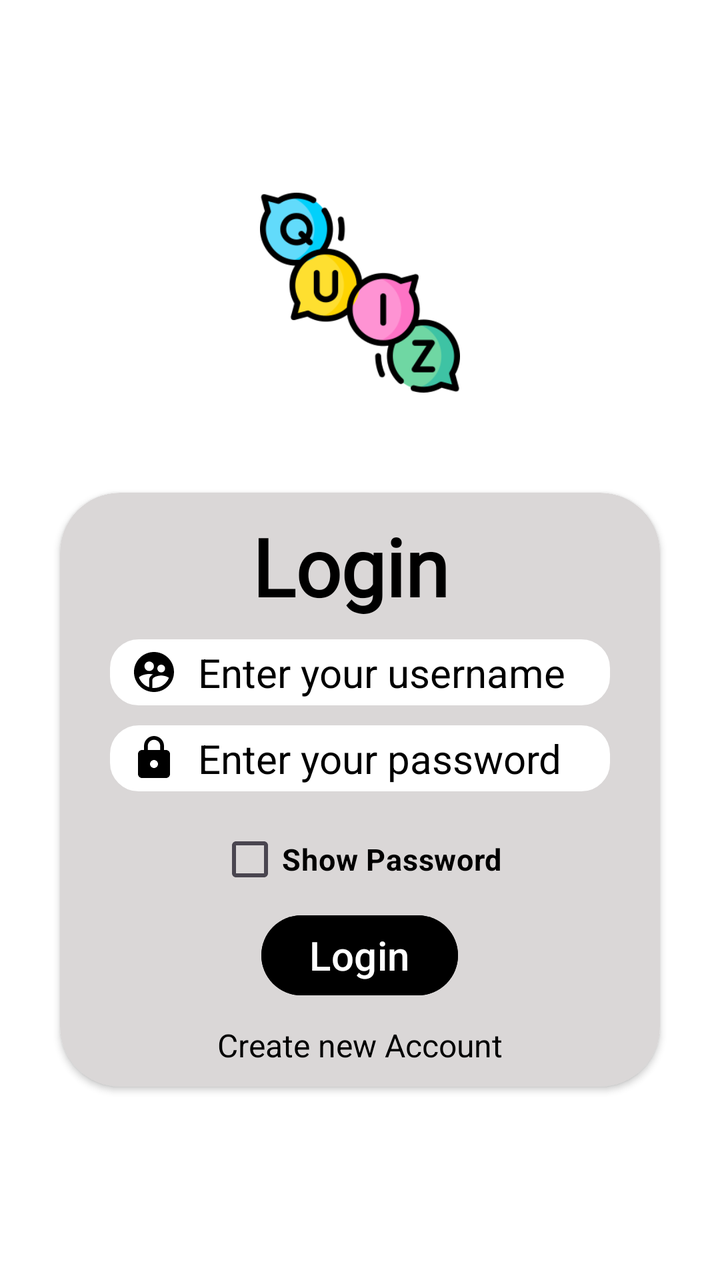
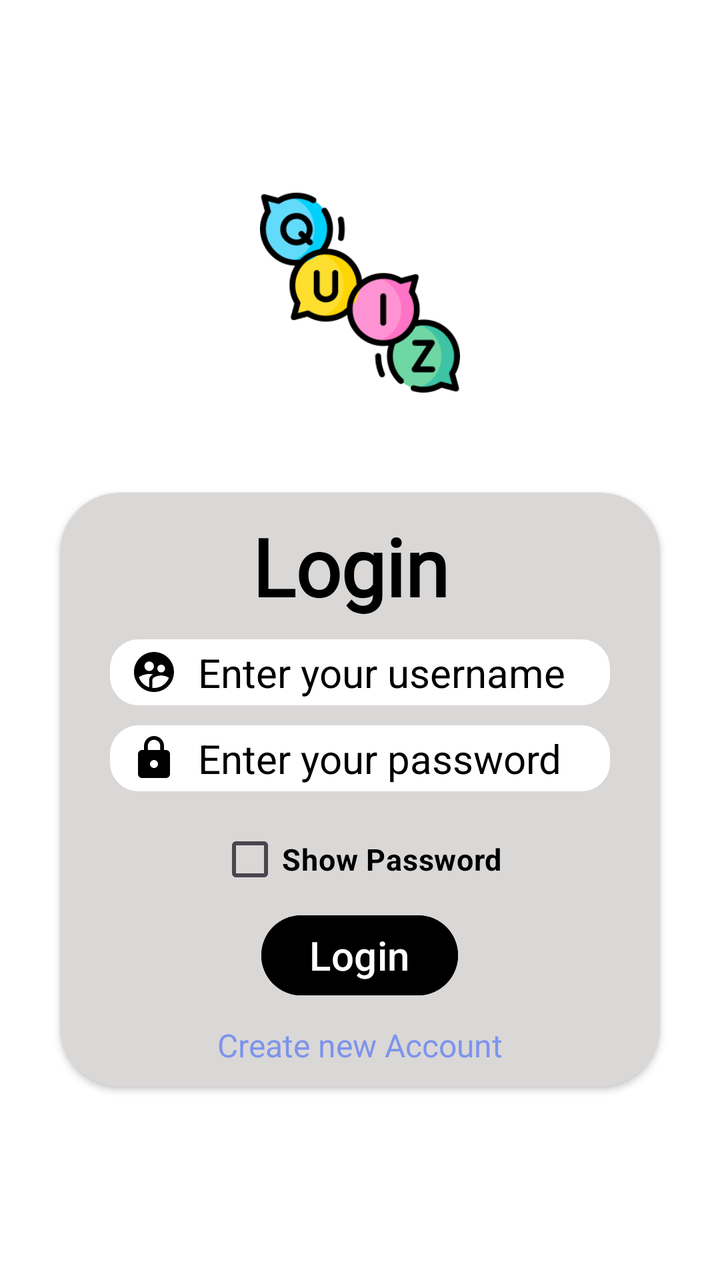

Screens rendered from an Android XML layout before and after an edit, with the pre-edit source and the edit as a unified diff.
<!-- AndroidManifest.xml: application theme Theme.EduQuiz -->
<!-- res/layout/activity_login.xml -->
<?xml version="1.0" encoding="utf-8"?>
<LinearLayout xmlns:android="http://schemas.android.com/apk/res/android"
    xmlns:app="http://schemas.android.com/apk/res-auto"
    android:orientation="vertical"
    android:id="@+id/main"
    android:layout_width="match_parent"
    android:layout_height="match_parent"
    android:gravity="center"
    android:background="@color/white">


    <ImageView
        android:layout_width="100dp"
        android:layout_height="100dp"
        android:src="@drawable/quizlogo"
        android:layout_marginBottom="20dp"/>


    <androidx.cardview.widget.CardView
        android:layout_width="300dp"
        android:layout_height="wrap_content"
        android:backgroundTint="@color/gray2"
        app:cardCornerRadius="30dp"
        android:elevation="1000dp"
        app:cardBackgroundColor="@color/gray2"
        android:layout_marginTop="30dp">

        <LinearLayout
            android:layout_width="match_parent"
            android:layout_height="match_parent"
            android:orientation="vertical">

            <TextView
                android:layout_width="wrap_content"
                android:layout_height="wrap_content"
                android:layout_marginLeft="96dp"
                android:layout_marginTop="10dp"
                android:fontFamily="@font/caveat_brush"
                android:textColor="@color/black"
                android:text="Login"
                android:textSize="40dp"
                android:textStyle="bold" />

            <EditText
                android:layout_marginTop="10dp"
                android:id="@+id/etloginname"
                android:layout_width="250dp"
                android:layout_height="33dp"
                android:layout_marginLeft="25dp"
                android:background="@drawable/edit"
                android:drawableStart="@drawable/usernamelogo"
                android:drawablePadding="10dp"
                android:hint="Enter your username"
                android:paddingLeft="10dp"
                android:inputType="textEmailAddress"
                android:textColor="@color/black"
                android:textColorHint="@color/black"
                android:textSize="20dp"
                android:textStyle="normal" />

            <EditText
                android:id="@+id/etloginpwd"
                android:layout_width="250dp"
                android:layout_height="33dp"
                android:paddingLeft="10dp"
                android:layout_marginLeft="25dp"
                android:layout_marginTop="10dp"
                android:background="@drawable/edit"
                android:drawableStart="@drawable/passwordlogo"
                android:drawablePadding="10dp"
                android:hint="Enter your password"
                android:inputType="numberPassword"
                android:textColor="@color/black"
                android:textColorHint="@color/black"
                android:textSize="20dp"
                android:textStyle="normal" />

            <CheckBox
                android:id="@+id/cbloginshowhidepwd"
                android:layout_width="wrap_content"
                android:layout_height="wrap_content"
                android:textSize="15dp"
                android:layout_marginTop="10dp"
                android:text="Show Password"
                android:layout_gravity="center"
                android:textColor="@color/black"
                android:textStyle="bold" />



            <Button
                android:id="@+id/btnlogin"
                android:layout_width="wrap_content"
                android:layout_height="wrap_content"
                android:layout_gravity="center"
                android:textSize="20dp"
                android:backgroundTint="@color/black"
                android:text="Login"
                android:textColor="@color/white"/>

            <TextView
                android:id="@+id/tvlogincreatenew"
                android:layout_width="wrap_content"
                android:layout_height="wrap_content"
                android:layout_gravity="center"
                android:layout_marginTop="10dp"
                android:text="Create new Account"
                android:textColor="@color/black"
                android:textSize="16dp"
                android:layout_marginBottom="10dp"/>


        </LinearLayout>
    </androidx.cardview.widget.CardView>

</LinearLayout>
<!-- resources referenced by this layout -->
<resources>
  <color name="black">#FF000000</color>
  <color name="gray2">#DAD7D7</color>
  <color name="white">#FFFFFFFF</color>
  <!-- drawable edit (drawable) -->
  <?xml version="1.0" encoding="utf-8"?>
  <shape  android:shape="rectangle"
      xmlns:android="http://schemas.android.com/apk/res/android">
      <corners android:radius="14dp"/>
      <stroke android:color="@color/white" android:width="0.6dp"/>
      <solid android:color="@color/white"/>
      <size android:height="10dp"/>
  
  </shape>
  <!-- drawable passwordlogo (drawable) -->
  <vector xmlns:android="http://schemas.android.com/apk/res/android" android:height="24dp" android:tint="#000000" android:viewportHeight="24" android:viewportWidth="24" android:width="24dp">
        
      <path android:fillColor="@android:color/white" android:pathData="M18,8h-1L17,6c0,-2.76 -2.24,-5 -5,-5S7,3.24 7,6v2L6,8c-1.1,0 -2,0.9 -2,2v10c0,1.1 0.9,2 2,2h12c1.1,0 2,-0.9 2,-2L20,10c0,-1.1 -0.9,-2 -2,-2zM12,17c-1.1,0 -2,-0.9 -2,-2s0.9,-2 2,-2 2,0.9 2,2 -0.9,2 -2,2zM15.1,8L8.9,8L8.9,6c0,-1.71 1.39,-3.1 3.1,-3.1 1.71,0 3.1,1.39 3.1,3.1v2z"/>
      
  </vector>
  <!-- drawable quizlogo: png bitmap (drawable, 18088 bytes) -->
  <!-- drawable usernamelogo (drawable) -->
  <vector xmlns:android="http://schemas.android.com/apk/res/android" android:height="24dp" android:tint="#000000" android:viewportHeight="24" android:viewportWidth="24" android:width="24dp">
        
      <path android:fillColor="@android:color/white" android:pathData="M11.99,2c-5.52,0 -10,4.48 -10,10s4.48,10 10,10 10,-4.48 10,-10 -4.48,-10 -10,-10zM15.6,8.34c1.07,0 1.93,0.86 1.93,1.93 0,1.07 -0.86,1.93 -1.93,1.93 -1.07,0 -1.93,-0.86 -1.93,-1.93 -0.01,-1.07 0.86,-1.93 1.93,-1.93zM9.6,6.76c1.3,0 2.36,1.06 2.36,2.36 0,1.3 -1.06,2.36 -2.36,2.36s-2.36,-1.06 -2.36,-2.36c0,-1.31 1.05,-2.36 2.36,-2.36zM9.6,15.89v3.75c-2.4,-0.75 -4.3,-2.6 -5.14,-4.96 1.05,-1.12 3.67,-1.69 5.14,-1.69 0.53,0 1.2,0.08 1.9,0.22 -1.64,0.87 -1.9,2.02 -1.9,2.68zM11.99,20c-0.27,0 -0.53,-0.01 -0.79,-0.04v-4.07c0,-1.42 2.94,-2.13 4.4,-2.13 1.07,0 2.92,0.39 3.84,1.15 -1.17,2.97 -4.06,5.09 -7.45,5.09z"/>
      
  </vector>
  <style name="Theme.EduQuiz" parent="Base.Theme.EduQuiz" />
  <style name="Base.Theme.EduQuiz" parent="Theme.Material3.DayNight.NoActionBar">
          
          
      </style>
</resources>

<!-- the commit's change to res/layout/activity_login.xml (unified diff, before → after) -->
@@ -105,7 +105,7 @@
                 android:layout_gravity="center"
                 android:layout_marginTop="10dp"
                 android:text="Create new Account"
-                android:textColor="@color/black"
+                android:textColor="@color/blue"
                 android:textSize="16dp"
                 android:layout_marginBottom="10dp"/>
 
<!-- resource entries referenced after the edit -->
@@ -1,6 +1,7 @@
 <!-- resources referenced by this layout -->
 <resources>
   <color name="black">#FF000000</color>
+  <color name="blue">#7D94EB</color>
   <color name="gray2">#DAD7D7</color>
   <color name="white">#FFFFFFFF</color>
   <!-- drawable edit (drawable) -->
